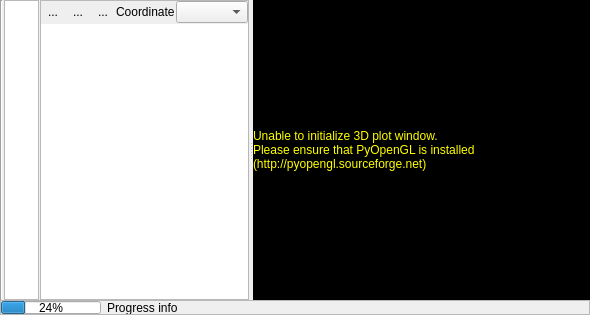
Before: the Qt Designer form timeseriesviewer/ui/profileviewdock.ui in jakimowb/eo-time-series-viewer, drawn with Qt 5.
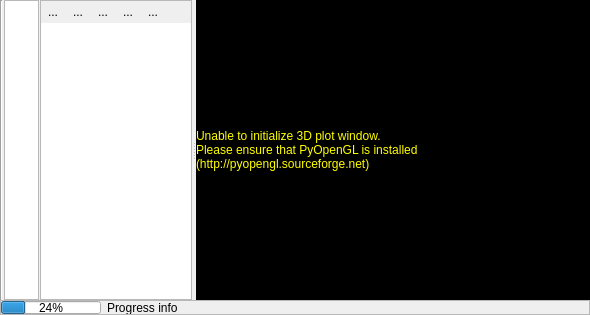
After: the same form once the commit is applied. Icons and pictures are not drawn. Custom widgets are drawn as their Qt base class.

Commit message: refactored styles for 2D and 3D profiles

What changed in the file:
```diff
--- a/timeseriesviewer/ui/profileviewdock.ui
+++ b/timeseriesviewer/ui/profileviewdock.ui
@@ -516,22 +516,30 @@
                   </widget>
                  </item>
                  <item>
-                  <widget class="QLabel" name="label">
+                  <widget class="QToolButton" name="btnAddStyle3D">
                    <property name="text">
-                    <string>Coordinate</string>
+                    <string>...</string>
+                   </property>
+                   <property name="icon">
+                    <iconset resource="resources.qrc">
+                     <normaloff>:/timeseriesviewer/icons/mActionAdd.svg</normaloff>:/timeseriesviewer/icons/mActionAdd.svg</iconset>
+                   </property>
+                   <property name="autoRaise">
+                    <bool>true</bool>
                    </property>
                   </widget>
                  </item>
                  <item>
-                  <widget class="QComboBox" name="cbTemporalProfile3D">
-                   <property name="sizePolicy">
-                    <sizepolicy hsizetype="Preferred" vsizetype="Fixed">
-                     <horstretch>0</horstretch>
-                     <verstretch>0</verstretch>
-                    </sizepolicy>
+                  <widget class="QToolButton" name="btnRemoveStyle3D">
+                   <property name="text">
+                    <string>...</string>
                    </property>
-                   <property name="toolTip">
-                    <string>Selects the coordinate for which to show the profile data</string>
+                   <property name="icon">
+                    <iconset resource="resources.qrc">
+                     <normaloff>:/timeseriesviewer/icons/mActionRemove.svg</normaloff>:/timeseriesviewer/icons/mActionRemove.svg</iconset>
+                   </property>
+                   <property name="autoRaise">
+                    <bool>true</bool>
                    </property>
                   </widget>
                  </item>
```
Left out of the diff: 41 changed lines with no effect on the pictures. The commit also changes 8 other files.
